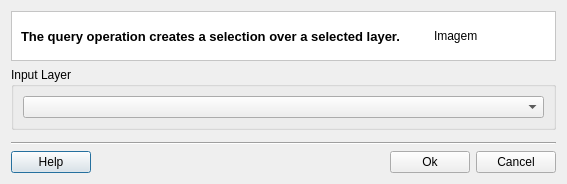
Above: src/terralib/qt/widgets/query/ui/QueryDialogForm.ui from claudiobogossian/terralib5 before the change. Below: the same form after it.
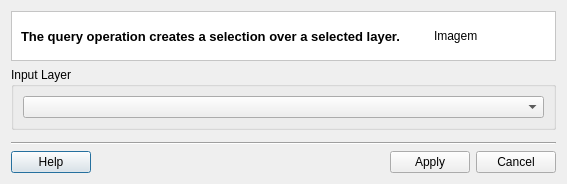
That is the form after the change.

Patch:
```diff
--- a/src/terralib/qt/widgets/query/ui/QueryDialogForm.ui
+++ b/src/terralib/qt/widgets/query/ui/QueryDialogForm.ui
@@ -129,7 +129,7 @@
          <item row="0" column="2">
           <widget class="QPushButton" name="m_okPushButton">
            <property name="text">
-            <string>Ok</string>
+            <string>Apply</string>
            </property>
           </widget>
          </item>
```
Left out of the diff: 4 changed lines with no effect on the pictures.
